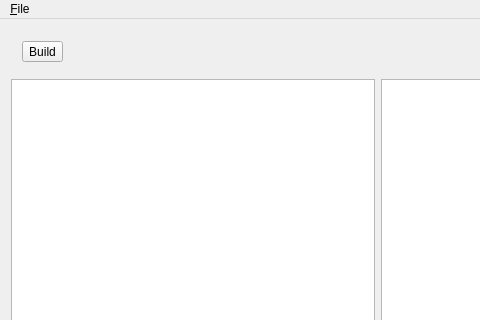
This is src-qt/mainwindow.ui in MtnViewJohn/context-free as Qt 5 draws it before an edit; both pictures show x 0 to 480 and y 0 to 320 of the 756 by 470 pixel window. The edited form follows.
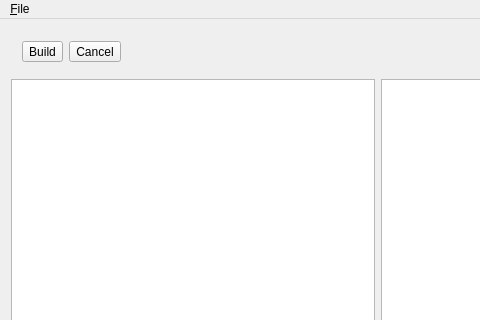
This is the edited form. Icons and pictures are not drawn.

Commit message: qt - Add stop button

The edit to the form file:
```diff
--- a/src-qt/mainwindow.ui
+++ b/src-qt/mainwindow.ui
@@ -43,6 +43,21 @@
          </property>
         </widget>
        </item>
+       <item>
+        <widget class="QToolButton" name="cancelButton">
+         <property name="enabled">
+          <bool>true</bool>
+         </property>
+         <property name="text">
+          <string>Cancel</string>
+         </property>
+         <property name="icon">
+          <iconset theme="process-stop">
+           <normaloff/>
+          </iconset>
+         </property>
+        </widget>
+       </item>
       </layout>
      </widget>
     </item>
```
Left out of the diff: 21 changed lines with no effect on the pictures. The commit also changes 8 other files.
